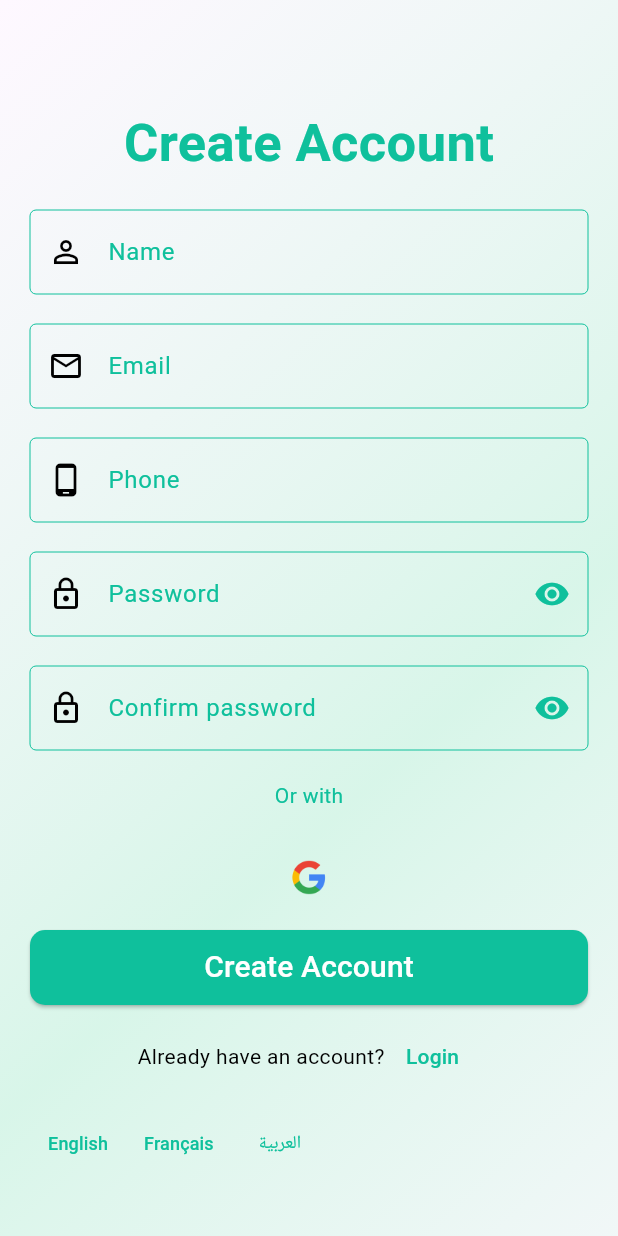
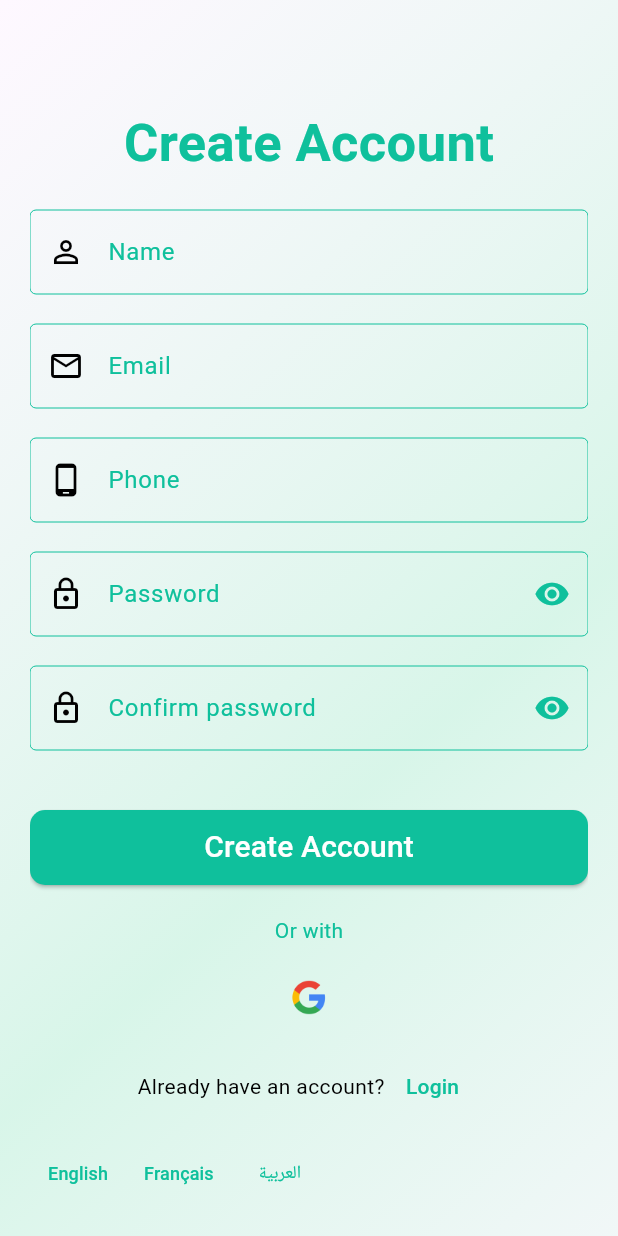
Before and after one commit to oualidrouabah/poultry-disease-detection, a Flutter app: the Singup screen opened directly, on a phone screen of 412 x 824 dp. Run offline on Flutter 3.47's test engine with Material 3 defaults, Android fonts, the phone set to English and light mode, and no system bars; our stand-ins replace camera, cloud_firestore, connectivity, firebase_auth, firebase_core, firebase_storage and 3 more; missing offline and left inert: flutter_tflite; accounts and stored records are empty; generated files the repository leaves out were written again.

Commit message:
new commit

```diff
--- a/lib/sign_in_screen.dart
+++ b/lib/sign_in_screen.dart
@@ -54,6 +54,7 @@ class _SingupState extends State<Singup> {
     super.initState();
     _toggleFormMode();
   }
+
   @override
   void dispose() {
     // TODO: implement dispose
@@ -63,7 +64,6 @@ class _SingupState extends State<Singup> {
     _confirmPasswordController.dispose();
     _nameController.dispose();
     _phonecontroller.dispose();
-
   }
 
   @override
@@ -126,9 +126,8 @@ class _SingupState extends State<Singup> {
                       labelStyle: TextStyle(
                         color: Theme.of(context).primaryColor,
                       ),
-                      focusedBorder:const OutlineInputBorder(
-                        borderSide: BorderSide(
-                            color: Colors.grey, width: 1),
+                      focusedBorder: const OutlineInputBorder(
+                        borderSide: BorderSide(color: Colors.grey, width: 1),
                       ),
                     ),
                   ),
@@ -190,9 +189,8 @@ class _SingupState extends State<Singup> {
                       labelStyle: TextStyle(
                         color: Theme.of(context).primaryColor,
                       ),
-                      focusedBorder:const OutlineInputBorder(
-                        borderSide: BorderSide(
-                            color: Colors.grey, width: 1),
+                      focusedBorder: const OutlineInputBorder(
+                        borderSide: BorderSide(color: Colors.grey, width: 1),
                       ),
                     ),
                   ),
@@ -203,8 +201,9 @@ class _SingupState extends State<Singup> {
                     cursorColor: Colors.grey,
                     style: TextStyle(color: Theme.of(context).primaryColor),
                     decoration: InputDecoration(
-                      errorText:
-                          _isPasswordError ? translation(context).passwordsnotmatch : null,
+                      errorText: _isPasswordError
+                          ? translation(context).passwordsnotmatch
+                          : null,
                       enabledBorder: OutlineInputBorder(
                         borderSide: BorderSide(
                             color: Theme.of(context).primaryColor, width: 0.0),
@@ -247,8 +246,9 @@ class _SingupState extends State<Singup> {
                     cursorColor: Theme.of(context).primaryColor,
                     style: TextStyle(color: Theme.of(context).primaryColor),
                     decoration: InputDecoration(
-                      errorText:
-                          _isPasswordError ? translation(context).passwordsnotmatch : null,
+                      errorText: _isPasswordError
+                          ? translation(context).passwordsnotmatch
+                          : null,
                       enabledBorder: OutlineInputBorder(
                         borderSide: BorderSide(
                             color: Theme.of(context).primaryColor, width: 0.0),
@@ -268,8 +268,7 @@ class _SingupState extends State<Singup> {
                         color: Theme.of(context).primaryColor,
                       ),
                       focusedBorder: const OutlineInputBorder(
-                        borderSide: BorderSide(
-                            color: Colors.grey, width: 1),
+                        borderSide: BorderSide(color: Colors.grey, width: 1),
                       ),
                       suffixIcon: IconButton(
                         icon: Icon(
@@ -287,62 +286,10 @@ class _SingupState extends State<Singup> {
                       ),
                     ),
                   ),
-                  const SizedBox(
-                    height: 20,
-                  ),
-                  Text(
-                    translation(context).orsignupwith,
-                    style: TextStyle(color: Theme.of(context).primaryColor),
-                  ),
-                  const SizedBox(
-                    height: 20,
-                  ),
-                  Center(
-                    child: Container(
-                      width: 50,
-                      height: 50,
-                      decoration: const BoxDecoration(
-                        shape: BoxShape.circle,
-                      ),
-                      child: IconButton(
-                        icon: Image.asset(
-                          'assets/google.png',
-                        ),
-                        color: Theme.of(context).primaryColor,
-                        onPressed: () async {
-                          // Call signInWithGoogle method from AuthService
-                          UserModel? user =
-                              await AuthService().signInWithGoogle();
-
-                          // Check if user is not null to proceed
-                          if (user != null) {
-                            Provider.of<UserProvider>(context, listen: false)
-                                .setUser(user);
-                            final SharedPreferences prefs =
-                                await SharedPreferences.getInstance();
-                            await prefs.setString('userModel', user.toJson());
-                            // User signed in successfully, navigate to appropriate screen
-                            _navigateToHomePage();
-                          } else {
-                            // Handle sign in failure
-                            // You can show an error message or perform any other action
-                            // For example, showing a snackbar with the error message
-                            ScaffoldMessenger.of(context).showSnackBar(
-                              SnackBar(
-                                content: Text(
-                                    translation(context).failedsigningoogle),
-                              ),
-                            );
-                          }
-                        },
-                      ),
-                    ),
-                  ),
-                  const SizedBox(height: 10),
+                  const SizedBox(height: 40),
                   ElevatedButton(
                     onPressed: () async {
                       print("create pressed");
-
                       print("is login");
                       if (_passwordController.text !=
                           _confirmPasswordController.text) {
@@ -408,9 +355,58 @@ class _SingupState extends State<Singup> {
                     ),
                     child: Text(
                       translation(context).createaccount,
-                      style:const TextStyle(
+                      style: const TextStyle(
                         fontSize: 20,
                         color: Colors.white,
+                      ),
+                    ),
+                  ),
+                  const SizedBox(
+                    height: 20,
+                  ),
+                  Text(
+                    translation(context).orsignupwith,
+                    style: TextStyle(color: Theme.of(context).primaryColor),
+                  ),
+                  const SizedBox(height: 10),
+                  Center(
+                    child: Container(
+                      width: 50,
+                      height: 50,
+                      decoration: const BoxDecoration(
+                        shape: BoxShape.circle,
+                      ),
+                      child: IconButton(
+                        icon: Image.asset(
+                          'assets/google.png',
+                        ),
+                        color: Theme.of(context).primaryColor,
+                        onPressed: () async {
+                          // Call signInWithGoogle method from AuthService
+                          UserModel? user =
+                              await AuthService().signInWithGoogle();
+
+                          // Check if user is not null to proceed
+                          if (user != null) {
+                            Provider.of<UserProvider>(context, listen: false)
+                                .setUser(user);
+                            final SharedPreferences prefs =
+                                await SharedPreferences.getInstance();
+                            await prefs.setString('userModel', user.toJson());
+                            // User signed in successfully, navigate to appropriate screen
+                            _navigateToHomePage();
+                          } else {
+                            // Handle sign in failure
+                            // You can show an error message or perform any other action
+                            // For example, showing a snackbar with the error message
+                            ScaffoldMessenger.of(context).showSnackBar(
+                              SnackBar(
+                                content: Text(
+                                    translation(context).failedsigningoogle),
+                              ),
+                            );
+                          }
+                        },
                       ),
                     ),
                   ),
@@ -420,7 +416,7 @@ class _SingupState extends State<Singup> {
                     children: <Widget>[
                       Text(
                         translation(context).alreadyhaveaccount,
-                        style:const TextStyle(
+                        style: const TextStyle(
                           color: Colors.black,
                         ),
                       ),
```
Lines whose indentation alone changed are shown as unchanged.
